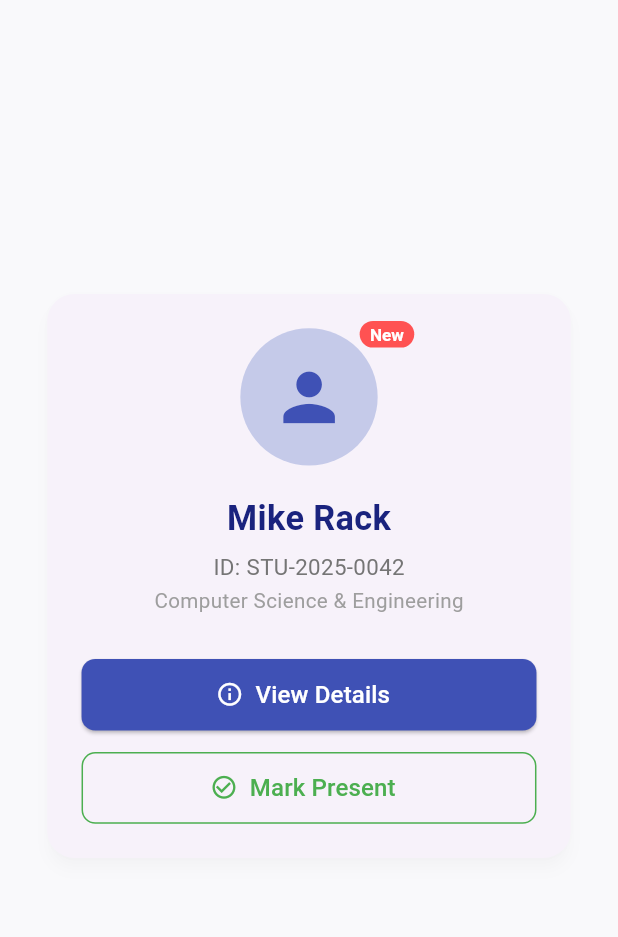
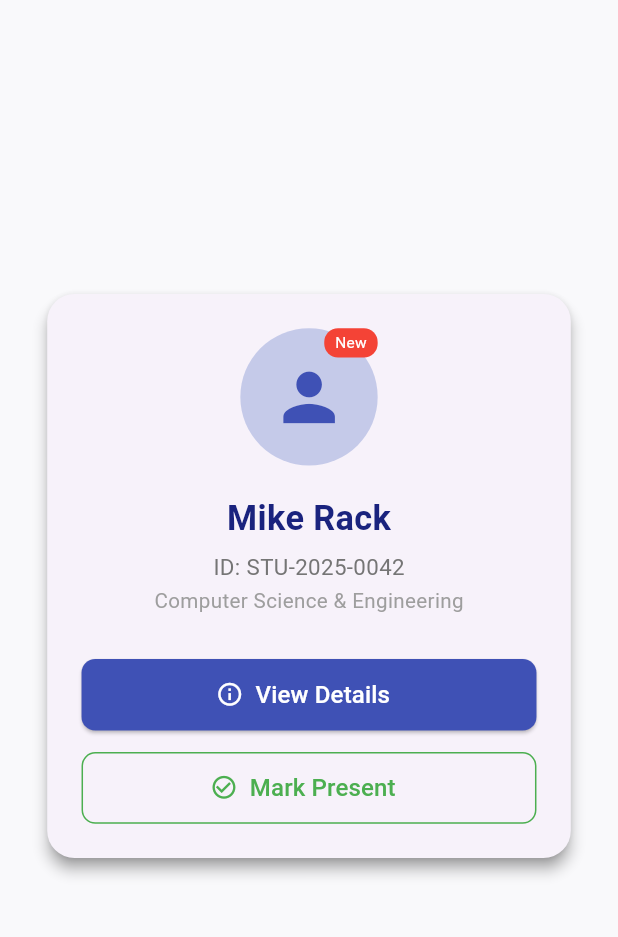
Before and after one commit to moobin136/flutter_batch16, a Flutter app: the screen it shows after launch, on a phone screen of 412 x 824 dp, the part 84-1021 px from its top. Run offline on Flutter 3.47's test engine with Material 3 defaults, Android fonts, the phone set to English and light mode, and no system bars; our stand-ins replace device_preview, flutter_screenutil, shimmer.

Commit message:
clear UI

```diff
--- a/lib/main.dart
+++ b/lib/main.dart
@@ -105,7 +105,7 @@ class _StudentProfileScreenState extends State<StudentProfileScreen> {
   Widget _buildProfileCard() {
     return Card(
       elevation: 4,
-      shadowColor: Colors.black12,
+      shadowColor: Colors.grey[600],
       shape: RoundedRectangleBorder(
         borderRadius: BorderRadius.circular(16.r),
       ),
@@ -114,13 +114,9 @@ class _StudentProfileScreenState extends State<StudentProfileScreen> {
         child: Column(
           mainAxisSize: MainAxisSize.min,
           children: [
-            Badge(
-              label: const Text('New'),
-              backgroundColor: Colors.redAccent,
-              padding: EdgeInsets.symmetric(horizontal: 6.w, vertical: 2.h),
-              textStyle:
-                  TextStyle(fontSize: 10.sp, fontWeight: FontWeight.bold),
-              child: CircleAvatar(
+            Stack(
+              children: [
+                CircleAvatar(
                   radius: 40.r,
                   backgroundColor: const Color(0xFFC5CAE9),
                   child: Icon(
@@ -129,6 +125,23 @@ class _StudentProfileScreenState extends State<StudentProfileScreen> {
                     color: const Color(0xFF3F51B5),
                   ),
                 ),
+                Positioned(
+                  top: 0.w,
+                  right: 0.w,
+                  child: Container(
+                    padding:
+                        EdgeInsets.symmetric(horizontal: 6.h, vertical: 2.w),
+                    decoration: BoxDecoration(
+                      borderRadius: BorderRadius.circular(8.w),
+                      color: Colors.red,
+                    ),
+                    child: Text(
+                      'New',
+                      style: TextStyle(color: Colors.white, fontSize: 9.sp),
+                    ),
+                  ),
+                )
+              ],
             ),
             SizedBox(height: 16.h),
             Text(
```
Lines whose indentation alone changed are shown as unchanged.
